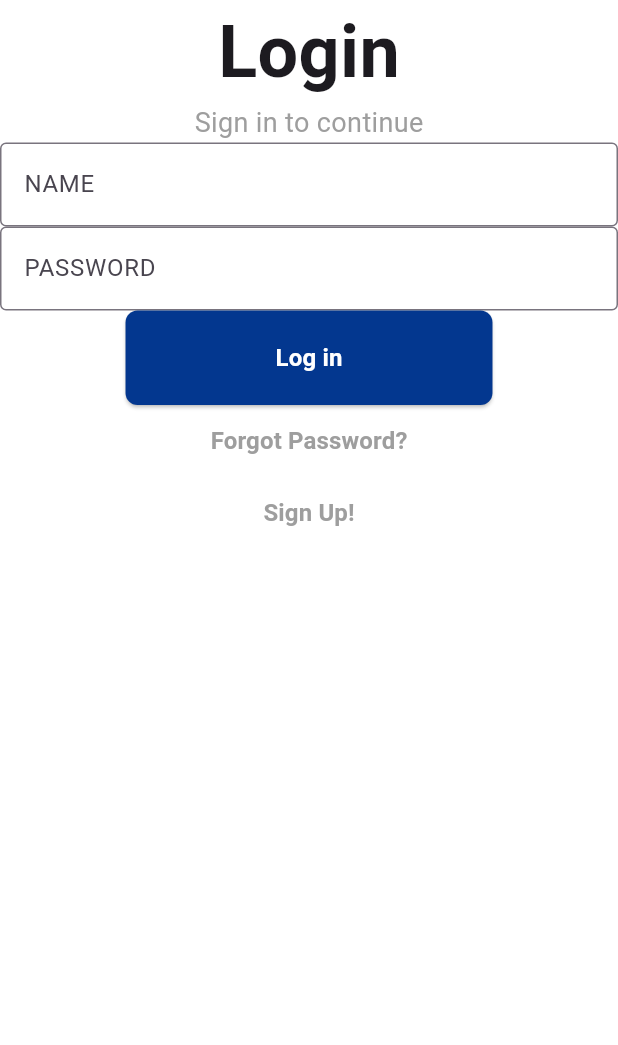
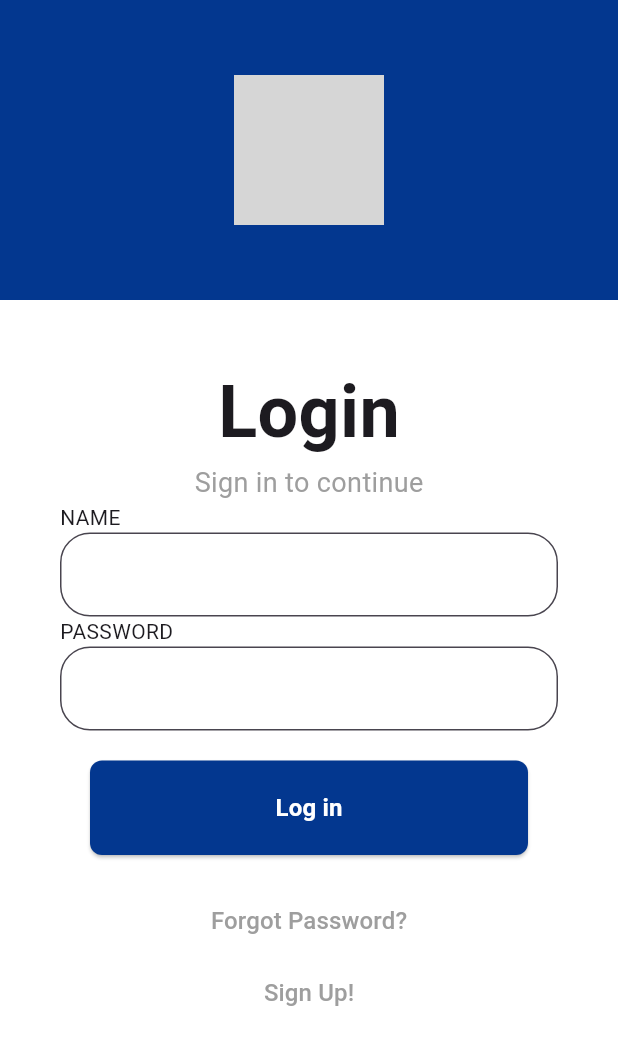
Before and after one commit to GiovaniFZ/App-flutter, a Flutter app: the screen it shows after launch, on a phone screen of 412 x 824 dp. Shown: the top 1045 px of the screen. Run offline on Flutter 3.47's test engine with Material 3 defaults, Android fonts, the phone set to English and light mode, and no system bars; network calls fail; grey boxes are pictures that could not be loaded.

Commit message:
style: improve login screen styles

```diff
--- /dev/null
+++ b/lib/components/avatar.dart
@@ -0,0 +1,21 @@
+import 'package:flutter/material.dart';
+
+class Avatar extends StatelessWidget {
+  const Avatar({super.key});
+
+  @override
+  Widget build(BuildContext context) {
+    return Container(
+      color: Color(0xFF03378F),
+      height: 200,
+      child: Center(
+        child: CircleAvatar(
+          radius: 50,
+          backgroundImage: NetworkImage(
+            'https://avatars.githubusercontent.com/u/90426410?v=4',
+          ),
+        ),
+      ),
+    );
+  }
+}
--- a/lib/components/button_text.dart
+++ b/lib/components/button_text.dart
@@ -27,7 +27,6 @@ class ButtonText extends StatelessWidget {
           style: TextStyle(
             color: textColor,
             fontSize: 16,
-            fontWeight: FontWeight.bold,
           ),
         ),
       ),
--- a/lib/components/custom_button.dart
+++ b/lib/components/custom_button.dart
@@ -16,12 +16,17 @@ class CustomButton extends StatelessWidget {
 
   @override
   Widget build(BuildContext context) {
-    return Center(
+    return Padding(
+      padding: const EdgeInsets.all(20),
+      child: SizedBox(
+        width: double.infinity,
         child: ElevatedButton(
           style: ElevatedButton.styleFrom(
             backgroundColor: color,
-          padding: const EdgeInsets.symmetric(horizontal: 100, vertical: 20),
-          shape: RoundedRectangleBorder(borderRadius: BorderRadius.circular(8)),
+            padding: const EdgeInsets.symmetric(vertical: 20),
+            shape: RoundedRectangleBorder(
+              borderRadius: BorderRadius.circular(8),
+            ),
           ),
           onPressed: onPressed,
           child: Text(
@@ -33,6 +38,7 @@ class CustomButton extends StatelessWidget {
             ),
           ),
         ),
+      ),
     );
   }
 }
--- a/lib/components/custom_input.dart
+++ b/lib/components/custom_input.dart
@@ -1,38 +1,32 @@
 import 'package:flutter/material.dart';
 
-class CustomButton extends StatelessWidget {
-  final String text;
-  final VoidCallback onPressed;
+class CustomInput extends StatelessWidget {
+  final String label;
   final Color color;
   final Color textColor;
 
-  const CustomButton({
+  const CustomInput({
     super.key,
-    required this.text,
-    required this.onPressed,
-    this.color = const Color(0xFF03378F),
-    this.textColor = Colors.white,
+    required this.label,
+    this.color = const Color(0x00D5D4D4),
+    this.textColor = Colors.black,
   });
 
   @override
   Widget build(BuildContext context) {
-    return Center(
-      child: ElevatedButton(
-        style: ElevatedButton.styleFrom(
-          backgroundColor: color,
-          padding: const EdgeInsets.symmetric(horizontal: 100, vertical: 20),
-          shape: RoundedRectangleBorder(borderRadius: BorderRadius.circular(8)),
-        ),
-        onPressed: onPressed,
-        child: Text(
-          text,
-          style: TextStyle(
-            color: textColor,
-            fontSize: 16,
-            fontWeight: FontWeight.bold,
+    return Column(
+      crossAxisAlignment: CrossAxisAlignment.start,
+      children: [
+        Align(alignment: Alignment.centerLeft, child: Text(label)),
+        TextField(
+          decoration: InputDecoration(
+            border: OutlineInputBorder(borderRadius: BorderRadius.circular(20)),
+            filled: true,
+            fillColor: color,
+            labelStyle: TextStyle(color: textColor),
           ),
         ),
-      ),
+      ],
     );
   }
 }
--- a/lib/pages/login.dart
+++ b/lib/pages/login.dart
@@ -1,6 +1,8 @@
 import 'package:flutter/material.dart';
+import 'package:flutter_app/components/avatar.dart';
 import 'package:flutter_app/components/button_text.dart';
 import 'package:flutter_app/components/custom_button.dart';
+import 'package:flutter_app/components/custom_input.dart';
 
 class Login extends StatelessWidget {
   const Login({super.key});
@@ -10,6 +12,12 @@ class Login extends StatelessWidget {
     return Scaffold(
       backgroundColor: Colors.white,
       body: Column(
+        crossAxisAlignment: CrossAxisAlignment.start,
+        children: [
+          Avatar(),
+          Padding(
+            padding: const EdgeInsets.all(40),
+            child: Column(
               crossAxisAlignment: CrossAxisAlignment.start,
               children: [
                 Center(
@@ -24,18 +32,8 @@ class Login extends StatelessWidget {
                     style: TextStyle(fontSize: 18, color: Colors.grey),
                   ),
                 ),
-          TextField(
-            decoration: InputDecoration(
-              labelText: 'NAME',
-              border: OutlineInputBorder(),
-            ),
-          ),
-          TextField(
-            decoration: InputDecoration(
-              labelText: 'PASSWORD',
-              border: OutlineInputBorder(),
-            ),
-          ),
+                CustomInput(label: 'NAME'),
+                CustomInput(label: 'PASSWORD'),
                 CustomButton(
                   onPressed: () {
                     Navigator.pushNamed(context, '/second');
@@ -46,6 +44,9 @@ class Login extends StatelessWidget {
                 ButtonText(text: 'Sign Up!', onPressed: () {}),
               ],
             ),
+          ),
+        ],
+      ),
     );
   }
 }
```
Lines whose indentation alone changed are shown as unchanged.
